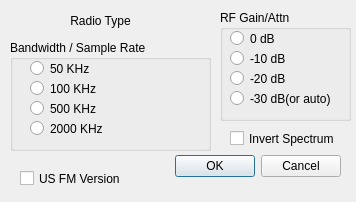
The window that winforms/sdrsetupdlg.ui (rafael2k/CuteSDR) describes before a commit, drawn with Qt 5.
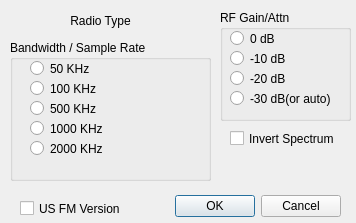
The same window after the commit.

The edit to the form file:
```diff
--- a/winforms/sdrsetupdlg.ui
+++ b/winforms/sdrsetupdlg.ui
@@ -7,7 +7,7 @@
     <x>0</x>
     <y>0</y>
     <width>356</width>
-    <height>202</height>
+    <height>223</height>
    </rect>
   </property>
   <property name="windowTitle">
@@ -17,7 +17,7 @@
    <property name="geometry">
     <rect>
      <x>150</x>
-     <y>150</y>
+     <y>190</y>
      <width>191</width>
      <height>32</height>
     </rect>
@@ -35,7 +35,7 @@
      <x>10</x>
      <y>40</y>
      <width>201</width>
-     <height>111</height>
+     <height>141</height>
     </rect>
    </property>
    <property name="title">
@@ -90,6 +90,19 @@
      </rect>
     </property>
     <property name="text">
+     <string>1000 KHz</string>
+    </property>
+   </widget>
+   <widget class="QRadioButton" name="radioButtonRate4">
+    <property name="geometry">
+     <rect>
+      <x>20</x>
+      <y>100</y>
+      <width>171</width>
+      <height>17</height>
+     </rect>
+    </property>
+    <property name="text">
      <string>2000 KHz</string>
     </property>
    </widget>
@@ -195,7 +208,7 @@
    <property name="geometry">
     <rect>
      <x>20</x>
-     <y>170</y>
+     <y>200</y>
      <width>111</width>
      <height>17</height>
     </rect>
```
